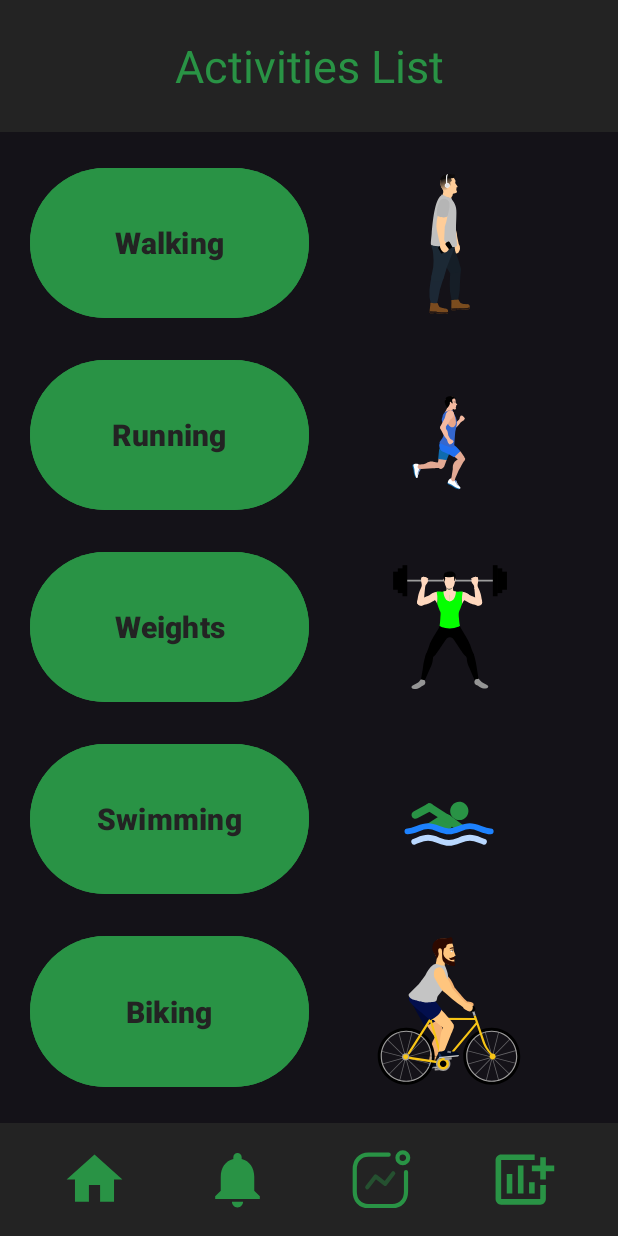
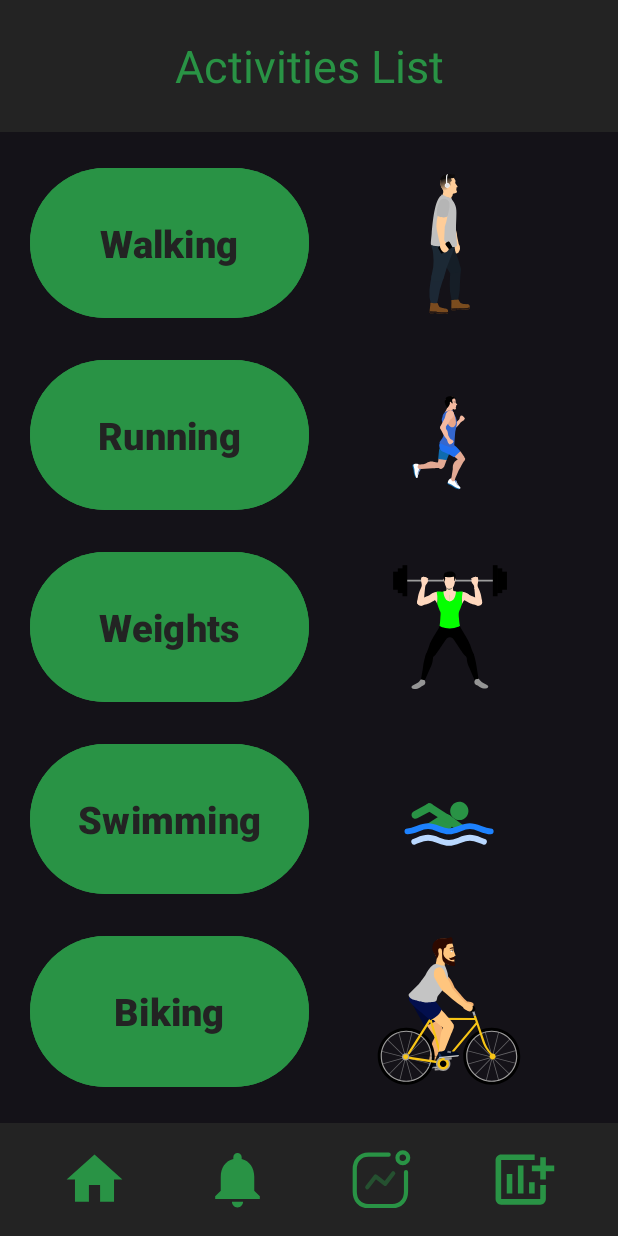
Before and after one commit to Danishahsancs/Wellness4Everyone, an Android app: the Activitieslist screen opened directly, with no data from a screen before it, on a phone screen of 412 x 824 dp. Run offline under Robolectric (Android 15) with nearby library versions, the phone set to English and light mode, and no system bars.

Commit message:
basiccally done

```diff
--- a/app/src/main/java/com/example/wellness4everyone/AddActivityActivity.java
+++ b/app/src/main/java/com/example/wellness4everyone/AddActivityActivity.java
@@ -101,7 +101,7 @@ public class AddActivityActivity extends Activity {
                 lottieAnimationView.playAnimation();
                 break;
             case "swimming":
-                lottieAnimationView.setAnimation(R.raw.swimming_animation);
+                lottieAnimationView.setAnimation(R.raw.updated_swimming_animation);
                 lottieAnimationView.playAnimation();
                 break;
             case "biking":
--- a/app/src/main/res/layout/activity_activitieslist.xml
+++ b/app/src/main/res/layout/activity_activitieslist.xml
@@ -54,7 +54,7 @@
                 android:text="Walking"
                 android:textColor="@color/primarycolor"
                 android:textStyle="bold"
-                android:textSize="20sp"/>
+                android:textSize="25sp"/>
 
             <com.airbnb.lottie.LottieAnimationView
                 android:id="@+id/lottieWalking"
@@ -85,7 +85,7 @@
                 android:text="Running"
                 android:textColor="@color/primarycolor"
                 android:textStyle="bold"
-                android:textSize="20sp"/>
+                android:textSize="25sp"/>
 
             <com.airbnb.lottie.LottieAnimationView
                 android:id="@+id/lottieRunning"
@@ -115,7 +115,7 @@
                 android:text="Weights"
                 android:textColor="@color/primarycolor"
                 android:textStyle="bold"
-                android:textSize="20sp"/>
+                android:textSize="25sp"/>
 
             <com.airbnb.lottie.LottieAnimationView
                 android:id="@+id/lottieWeights"
@@ -145,7 +145,7 @@
                 android:text="Swimming"
                 android:textColor="@color/primarycolor"
                 android:textStyle="bold"
-                android:textSize="20sp"/>
+                android:textSize="25sp"/>
 
             <com.airbnb.lottie.LottieAnimationView
                 android:id="@+id/lottieSwimming"
@@ -175,7 +175,7 @@
                 android:text="Biking"
                 android:textColor="@color/primarycolor"
                 android:textStyle="bold"
-                android:textSize="20sp"/>
+                android:textSize="25sp"/>
 
             <com.airbnb.lottie.LottieAnimationView
                 android:id="@+id/lottieBiking"
--- a/gradle/libs.versions.toml
+++ b/gradle/libs.versions.toml
@@ -1,5 +1,5 @@
 [versions]
-agp = "8.4.0"
+agp = "8.3.1"
 junit = "4.13.2"
 junitVersion = "1.1.5"
 espressoCore = "3.5.1"
```
Also changed, not shown: app/src/main/res/layout/activity_group_stats.xml (+5 -5 lines).
